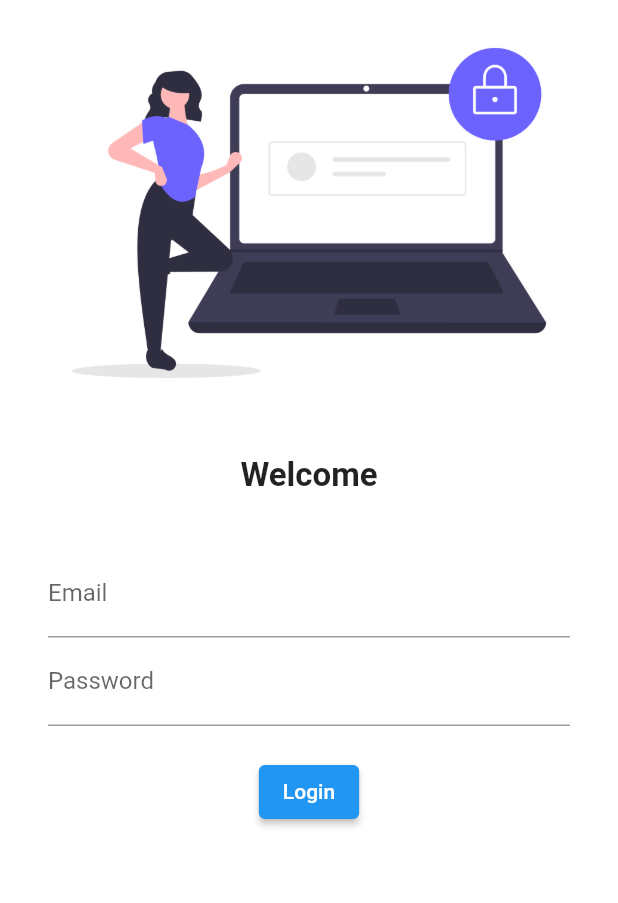
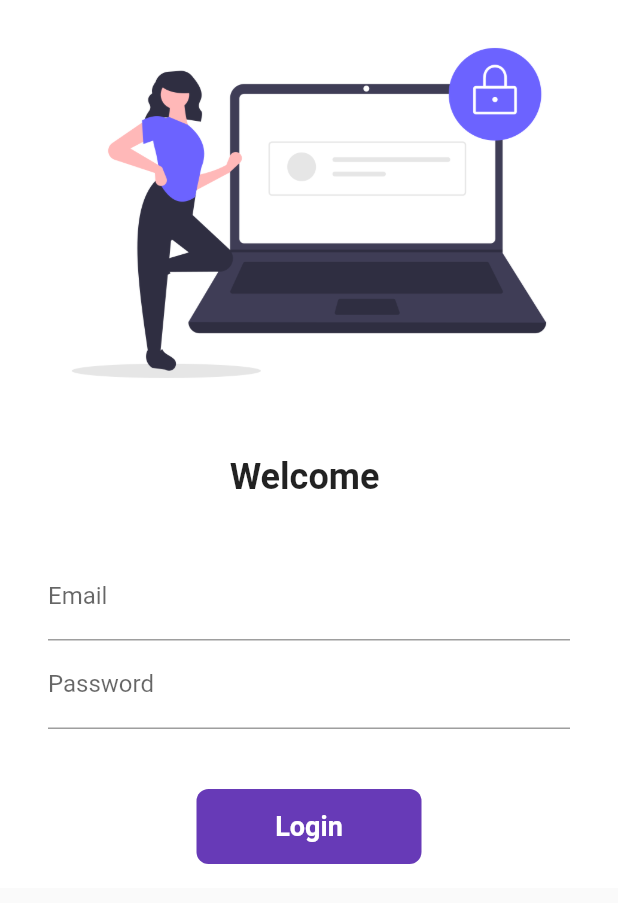
Before and after one commit to LearnSwiftProgramming/Flutter_Learn, a Flutter app: the LoginPage widget shown alone on an empty page, opened directly, on a phone screen of 412 x 824 dp. Shown: the top 903 px of the screen. Run offline on Flutter 3.47's test engine with Material 2 defaults, Android fonts, the phone set to English and light mode, and no system bars; our stand-ins replace google_fonts.

Commit message:
day6 Completed

```diff
--- a/lib/pages/login_page.dart
+++ b/lib/pages/login_page.dart
@@ -1,10 +1,19 @@
+import "package:demo_app/utils/routes.dart";
 import "package:flutter/material.dart";
 
-class LoginPage extends StatelessWidget {
+class LoginPage extends StatefulWidget {
+  @override
+  State<LoginPage> createState() => _LoginPageState();
+}
+
+class _LoginPageState extends State<LoginPage> {
+  String name = "";
+  bool changeButton = false;
   @override
   Widget build(BuildContext context) {
     return Material(
         color: Colors.white,
+        child: SingleChildScrollView(
           child: Column(
             children: [
               Image.asset(
@@ -15,9 +24,9 @@ class LoginPage extends StatelessWidget {
                 height: 20.0,
               ),
               Text(
-              "Welcome",
+                "Welcome $name",
                 style: TextStyle(
-                fontSize: 22,
+                  fontSize: 24,
                   fontWeight: FontWeight.bold,
                 ),
               ),
@@ -25,8 +34,8 @@ class LoginPage extends StatelessWidget {
                 height: 20.0,
               ),
               Padding(
-              padding:
-                  const EdgeInsets.symmetric(vertical: 16.0, horizontal: 32.0),
+                padding: const EdgeInsets.symmetric(
+                    vertical: 16.0, horizontal: 32.0),
                 child: Column(
                   children: [
                     TextFormField(
@@ -34,6 +43,10 @@ class LoginPage extends StatelessWidget {
                         hintText: "Enter Email",
                         labelText: "Email",
                       ),
+                      onChanged: (value) {
+                        name = value;
+                        setState(() {});
+                      },
                     ),
                     TextFormField(
                       obscureText: false,
@@ -43,18 +56,53 @@ class LoginPage extends StatelessWidget {
                       ),
                     ),
                     SizedBox(
-                    height: 20.0,
+                      height: 40.0,
                     ),
-                  ElevatedButton(
-                    child: Text("Login"),
-                    onPressed: () {
-                      print("Hello Login");
+                    InkWell(
+                      onTap: () async {
+                        setState(() {
+                          changeButton = true;
+                        });
+                        await Future.delayed(Duration(seconds: 1));
+                        Navigator.pushNamed(context, MyRoutes.homeRoute);
                       },
+                      child: AnimatedContainer(
+                        duration: Duration(seconds: 1),
+                        width: changeButton ? 50 : 150,
+                        height: 50,
+                        alignment: Alignment.center,
+                        child: changeButton
+                            ? Icon(
+                                Icons.done,
+                                color: Colors.white,
+                              )
+                            : Text(
+                                "Login",
+                                style: TextStyle(
+                                    color: Colors.white,
+                                    fontWeight: FontWeight.bold,
+                                    fontSize: 18),
                               ),
+                        decoration: BoxDecoration(
+                          color: Colors.deepPurple,
+                          borderRadius:
+                              BorderRadius.circular(changeButton ? 50 : 8),
+                        ),
+                      ),
+                    ),
+                    // ElevatedButton(
+                    //   child: Text("Login"),
+                    //   style: TextButton.styleFrom(minimumSize: Size(150, 50)),
+                    //   onPressed: () {
+                    //     print("Hello Login");
+                    //     Navigator.pushNamed(context, MyRoutes.homeRoute);
+                    //   },
+                    // ),
                   ],
                 ),
               ),
             ],
+          ),
         ));
   }
 }
--- a/lib/practice.dart
+++ b/lib/practice.dart
@@ -1,6 +1,8 @@
 import 'package:demo_app/pages/login_page.dart';
+import "package:demo_app/utils/routes.dart";
 import "package:flutter/material.dart";
 import "package:google_fonts/google_fonts.dart";
+import 'package:demo_app/pages/home_page.dart';
 
 void main() {
   runApp(MyApp());
@@ -10,7 +12,6 @@ class MyApp extends StatelessWidget {
   @override
   Widget build(BuildContext context) {
     return MaterialApp(
-      home: LoginPage(),
       themeMode: ThemeMode.light,
       theme: ThemeData(
         primarySwatch: Colors.pink,
@@ -20,9 +21,11 @@ class MyApp extends StatelessWidget {
       darkTheme: ThemeData(
         brightness: Brightness.dark,
       ),
+      debugShowCheckedModeBanner: false,
       routes: {
-        //  '/': (BuildContext context) => LoginPage()
-        // '/register': (BuildContext context) => HomePage()
+        "/": (BuildContext context) => LoginPage(),
+        MyRoutes.homeRoute: (BuildContext context) => HomePage(),
+        MyRoutes.loginRoute: (BuildContext context) => LoginPage()
       },
     );
   }
--- /dev/null
+++ b/lib/utils/routes.dart
@@ -0,0 +1,4 @@
+class MyRoutes {
+  static String loginRoute = "/login";
+  static String homeRoute = "/home";
+}
```
Also changed, not shown: lib/pages/home_page.dart (+5 -5 lines). Lines whose indentation alone changed are shown as unchanged.
